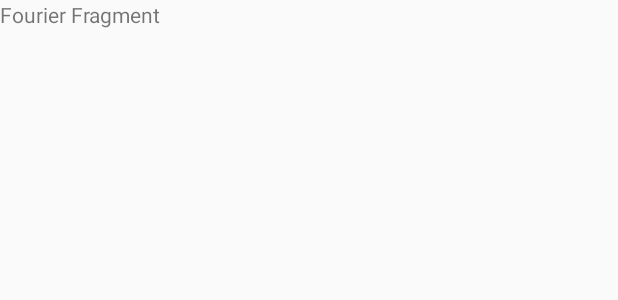
After one commit to erturkkadir/transform, an Android app: the layout fragment_fourier.xml on its own in the app's theme, with its tools: preview values and no code run, on a phone screen of 412 x 824 dp. The commit adds this screen. Shown: the top 300 px of the screen. Run offline under Robolectric (Android 15) with nearby library versions, the phone set to English and light mode, and no system bars.

Commit message:
FourierFragment Added

```diff
--- a/app/build.gradle
+++ b/app/build.gradle
@@ -27,5 +27,6 @@ dependencies {
     compile 'com.android.support:appcompat-v7:25.3.1'
     compile 'com.android.support:design:25.3.1'
     compile 'com.android.support.constraint:constraint-layout:1.0.2'
+    compile 'com.android.support:support-v4:25.3.1'
     testCompile 'junit:junit:4.12'
 }
--- a/app/src/main/AndroidManifest.xml
+++ b/app/src/main/AndroidManifest.xml
@@ -1,6 +1,9 @@
 <?xml version="1.0" encoding="utf-8"?>
 <manifest xmlns:android="http://schemas.android.com/apk/res/android"
     package="com.syshuman.kadir.transform">
+
+    <uses-feature android:glEsVersion="0x00020000" android:required="true" />
+
 
     <application
         android:allowBackup="true"
--- /dev/null
+++ b/app/src/main/res/layout/fragment_fourier.xml
@@ -0,0 +1,13 @@
+<FrameLayout xmlns:android="http://schemas.android.com/apk/res/android"
+    xmlns:tools="http://schemas.android.com/tools"
+    android:layout_width="match_parent"
+    android:layout_height="match_parent"
+    tools:context="com.syshuman.kadir.transform.FourierFragment">
+
+    <!-- TODO: Update blank fragment layout -->
+    <TextView
+        android:layout_width="match_parent"
+        android:layout_height="match_parent"
+        android:text="Fourier Fragment" />
+
+</FrameLayout>
--- a/app/src/main/res/layout/nav_header_main.xml
+++ b/app/src/main/res/layout/nav_header_main.xml
@@ -30,6 +30,6 @@
         android:id="@+id/textView"
         android:layout_width="wrap_content"
         android:layout_height="wrap_content"
-        android:text="android.studio@android.com" />
+        android:text="kadirerturk@gmail.com" />
 
 </LinearLayout>
--- a/app/src/main/res/values/strings.xml
+++ b/app/src/main/res/values/strings.xml
@@ -5,4 +5,7 @@
     <string name="navigation_drawer_close">Close navigation drawer</string>
 
     <string name="action_settings">Settings</string>
+
+    <!-- TODO: Remove or change this placeholder text -->
+    <string name="hello_blank_fragment">Hello blank fragment</string>
 </resources>
```
Also changed, not shown: app/src/main/java/com/syshuman/kadir/transform/FourierFragment.java (added, +47 -0 lines), app/src/main/java/com/syshuman/kadir/transform/MainActivity.java (+31 -4 lines), app/src/main/java/com/syshuman/kadir/transform/MyGLRenderer.java (added, +29 -0 lines), app/src/main/java/com/syshuman/kadir/transform/MyGLSurfaceView.java (added, +21 -0 lines), app/src/main/res/layout/content_main.xml (+9 -8 lines).
